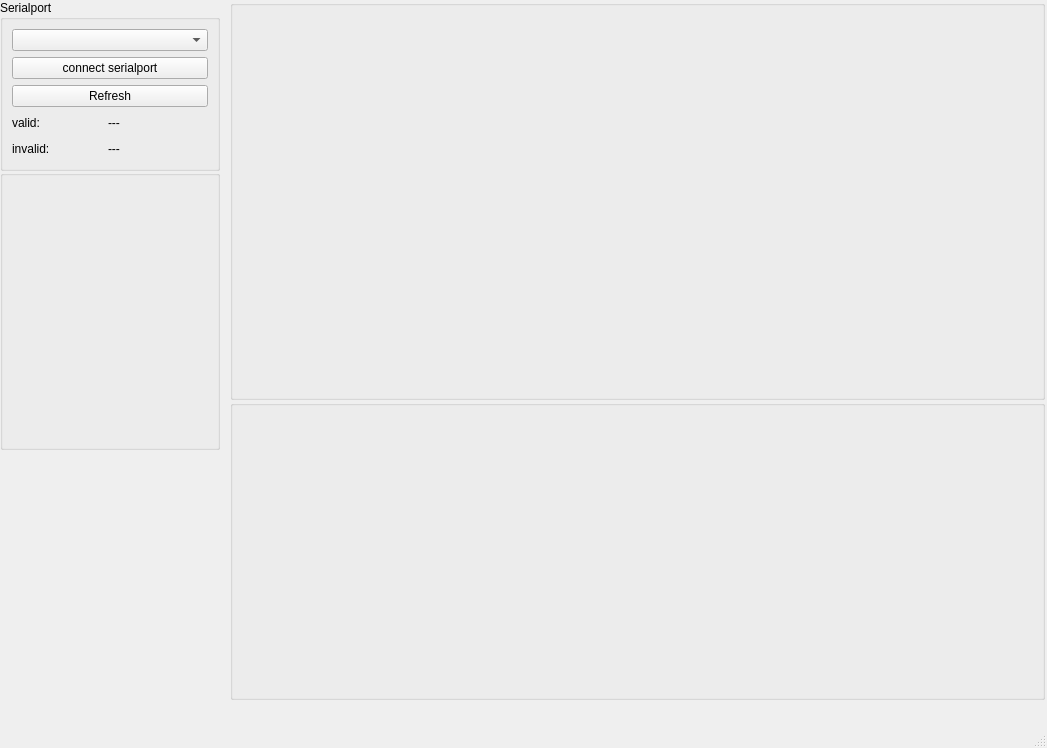
This is gui.ui in marvin2k/guibabel as Qt 5 draws it before an edit. The edited form follows.
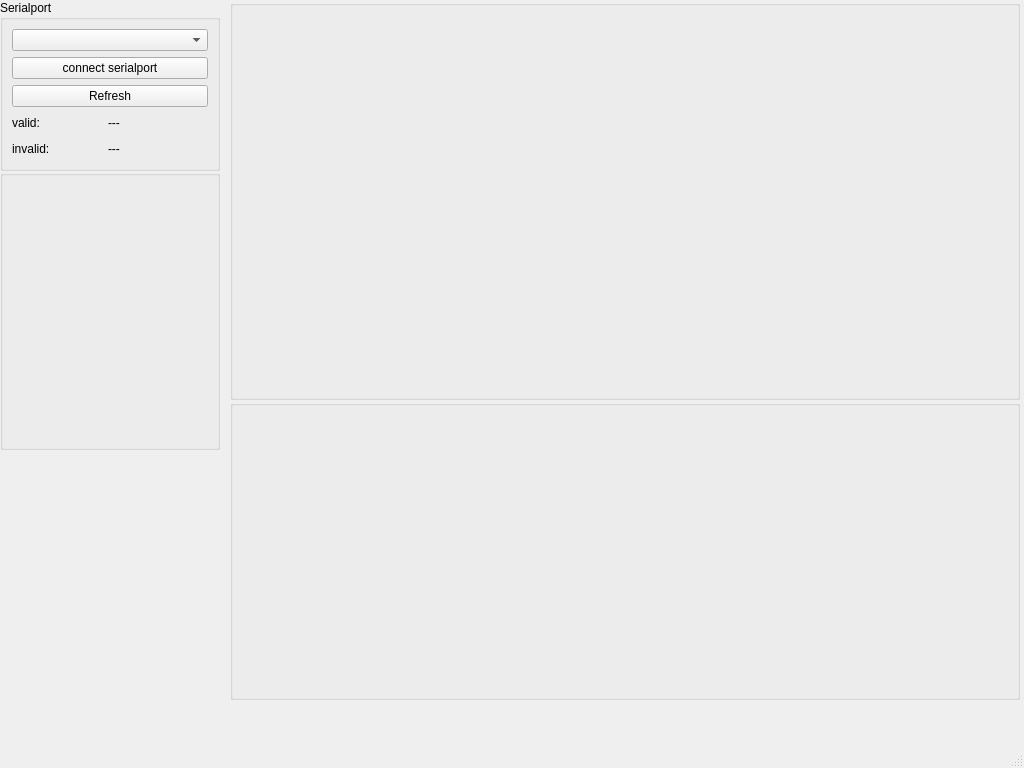
This is the edited form.

```diff
--- a/gui.ui
+++ b/gui.ui
@@ -6,8 +6,8 @@
    <rect>
     <x>0</x>
     <y>0</y>
-    <width>1047</width>
-    <height>748</height>
+    <width>1024</width>
+    <height>768</height>
    </rect>
   </property>
   <property name="sizePolicy">
@@ -53,7 +53,7 @@
      <rect>
       <x>230</x>
       <y>400</y>
-      <width>815</width>
+      <width>790</width>
       <height>300</height>
      </rect>
     </property>
@@ -63,12 +63,12 @@
      <rect>
       <x>230</x>
       <y>0</y>
-      <width>815</width>
+      <width>790</width>
       <height>400</height>
      </rect>
     </property>
    </widget>
-   <widget class="QGroupBox" name="">
+   <widget class="QGroupBox" name="groupBox">
     <property name="geometry">
      <rect>
       <x>0</x>
```
Left out of the diff: 2 changed lines with no effect on the pictures.
